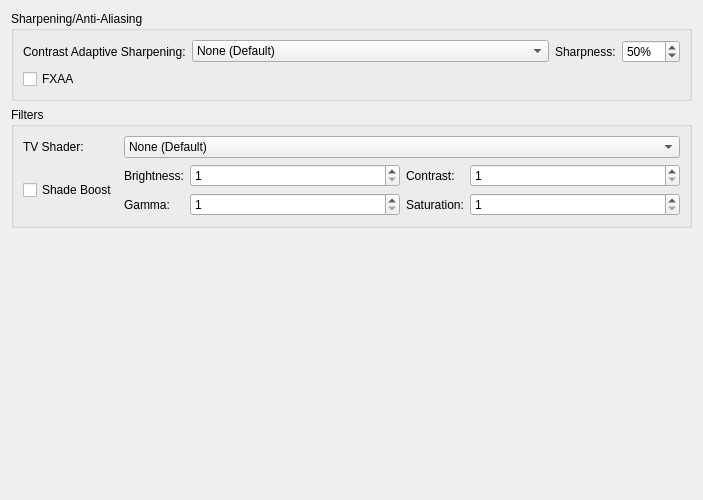
Qt form pcsx2-qt/Settings/PostProcessingSettingsWidget.ui (PCSX2/pcsx2) before a commit.
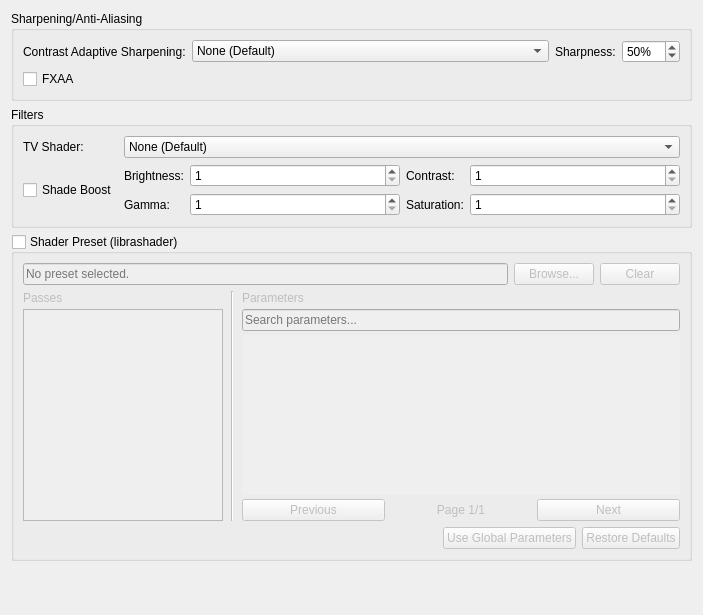
The same form after that commit.

Commit message: Qt: Librashader preset and parameters UI

```diff
--- a/pcsx2-qt/Settings/PostProcessingSettingsWidget.ui
+++ b/pcsx2-qt/Settings/PostProcessingSettingsWidget.ui
@@ -7,7 +7,7 @@
     <x>0</x>
     <y>0</y>
     <width>703</width>
-    <height>500</height>
+    <height>615</height>
    </rect>
   </property>
   <property name="windowTitle">
@@ -250,6 +250,249 @@
      </layout>
     </widget>
    </item>
+   <item>
+    <widget class="QGroupBox" name="librashaderGroup">
+     <property name="title">
+      <string>Shader Preset (librashader)</string>
+     </property>
+     <property name="checkable">
+      <bool>true</bool>
+     </property>
+     <property name="checked">
+      <bool>false</bool>
+     </property>
+     <layout class="QVBoxLayout" name="librashaderOuterLayout">
+      <property name="spacing">
+       <number>6</number>
+      </property>
+      <item>
+       <layout class="QHBoxLayout" name="librashaderLayout">
+        <item>
+         <widget class="QLineEdit" name="librashaderPreset">
+          <property name="placeholderText">
+           <string>No preset selected.</string>
+          </property>
+         </widget>
+        </item>
+        <item>
+         <widget class="QPushButton" name="librashaderBrowse">
+          <property name="text">
+           <string>Browse...</string>
+          </property>
+         </widget>
+        </item>
+        <item>
+         <widget class="QPushButton" name="librashaderClear">
+          <property name="text">
+           <string>Clear</string>
+          </property>
+         </widget>
+        </item>
+       </layout>
+      </item>
+      <item>
+       <layout class="QHBoxLayout" name="librashaderContentLayout" stretch="0,0,1">
+        <property name="spacing">
+         <number>8</number>
+        </property>
+        <item>
+         <layout class="QVBoxLayout" name="librashaderPassesColumn">
+          <property name="spacing">
+           <number>4</number>
+          </property>
+          <item>
+           <widget class="QLabel" name="librashaderPassesSectionLabel">
+            <property name="text">
+             <string>Passes</string>
+            </property>
+           </widget>
+          </item>
+          <item>
+           <widget class="QListWidget" name="librashaderPassList">
+            <property name="sizePolicy">
+             <sizepolicy hsizetype="Preferred" vsizetype="Expanding">
+              <horstretch>0</horstretch>
+              <verstretch>0</verstretch>
+             </sizepolicy>
+            </property>
+            <property name="minimumSize">
+             <size>
+              <width>140</width>
+              <height>60</height>
+             </size>
+            </property>
+            <property name="maximumSize">
+             <size>
+              <width>200</width>
+              <height>16777215</height>
+             </size>
+            </property>
+            <property name="alternatingRowColors">
+             <bool>true</bool>
+            </property>
+            <property name="selectionMode">
+             <enum>QAbstractItemView::SelectionMode::SingleSelection</enum>
+            </property>
+           </widget>
+          </item>
+         </layout>
+        </item>
+        <item>
+         <widget class="QFrame" name="librashaderSeparator">
+          <property name="frameShape">
+           <enum>QFrame::Shape::VLine</enum>
+          </property>
+          <property name="frameShadow">
+           <enum>QFrame::Shadow::Sunken</enum>
+          </property>
+         </widget>
+        </item>
+        <item>
+         <layout class="QVBoxLayout" name="librashaderParamsColumn">
+          <property name="spacing">
+           <number>4</number>
+          </property>
+          <item>
+           <widget class="QLabel" name="librashaderParametersSectionLabel">
+            <property name="text">
+             <string>Parameters</string>
+            </property>
+           </widget>
+          </item>
+          <item>
+           <widget class="QLineEdit" name="librashaderParamSearch">
+            <property name="placeholderText">
+             <string>Search parameters...</string>
+            </property>
+            <property name="clearButtonEnabled">
+             <bool>true</bool>
+            </property>
+           </widget>
+          </item>
+          <item>
+           <widget class="QScrollArea" name="librashaderParamsScrollArea">
+            <property name="sizePolicy">
+             <sizepolicy hsizetype="Expanding" vsizetype="Expanding">
+              <horstretch>0</horstretch>
+              <verstretch>0</verstretch>
+             </sizepolicy>
+            </property>
+            <property name="minimumSize">
+             <size>
+              <width>0</width>
+              <height>160</height>
+             </size>
+            </property>
+            <property name="frameShape">
+             <enum>QFrame::Shape::NoFrame</enum>
+            </property>
+            <property name="verticalScrollBarPolicy">
+             <enum>Qt::ScrollBarPolicy::ScrollBarAsNeeded</enum>
+            </property>
+            <property name="horizontalScrollBarPolicy">
+             <enum>Qt::ScrollBarPolicy::ScrollBarAlwaysOff</enum>
+            </property>
+            <property name="widgetResizable">
+             <bool>true</bool>
+            </property>
+            <widget class="QWidget" name="librashaderParamsContainer">
+             <property name="geometry">
+              <rect>
+               <x>0</x>
+               <y>0</y>
+               <width>436</width>
+               <height>160</height>
+              </rect>
+             </property>
+             <layout class="QVBoxLayout" name="librashaderParamsLayout">
+              <property name="spacing">
+               <number>4</number>
+              </property>
+              <property name="leftMargin">
+               <number>8</number>
+              </property>
+              <property name="topMargin">
+               <number>4</number>
+              </property>
+              <property name="rightMargin">
+               <number>8</number>
+              </property>
+              <property name="bottomMargin">
+               <number>4</number>
+              </property>
+             </layout>
+            </widget>
+           </widget>
+          </item>
+          <item>
+           <layout class="QHBoxLayout" name="librashaderParamsPagerLayout">
+            <item>
+             <widget class="QPushButton" name="librashaderPrevPage">
+              <property name="text">
+               <string>Previous</string>
+              </property>
+             </widget>
+            </item>
+            <item>
+             <widget class="QLabel" name="librashaderPageLabel">
+              <property name="text">
+               <string>Page 1/1</string>
+              </property>
+              <property name="alignment">
+               <set>Qt::AlignmentFlag::AlignCenter</set>
+              </property>
+             </widget>
+            </item>
+            <item>
+             <widget class="QPushButton" name="librashaderNextPage">
+              <property name="text">
+               <string>Next</string>
+              </property>
+             </widget>
+            </item>
+           </layout>
+          </item>
+         </layout>
+        </item>
+       </layout>
+      </item>
+      <item>
+       <layout class="QHBoxLayout" name="librashaderFooterLayout">
+        <item>
+         <spacer name="librashaderFooterSpacer">
+          <property name="orientation">
+           <enum>Qt::Orientation::Horizontal</enum>
+          </property>
+          <property name="sizeHint" stdset="0">
+           <size>
+            <width>40</width>
+            <height>20</height>
+           </size>
+          </property>
+         </spacer>
+        </item>
+        <item>
+         <widget class="QPushButton" name="librashaderUseGlobalParams">
+          <property name="visible">
+           <bool>false</bool>
+          </property>
+          <property name="text">
+           <string>Use Global Parameters</string>
+          </property>
+         </widget>
+        </item>
+        <item>
+         <widget class="QPushButton" name="librashaderRestoreDefaults">
+          <property name="text">
+           <string>Restore Defaults</string>
+          </property>
+         </widget>
+        </item>
+       </layout>
+      </item>
+     </layout>
+    </widget>
+   </item>
    <item>
     <spacer name="verticalSpacer">
      <property name="orientation">
```
Left out of the diff: 7 changed lines with no effect on the pictures. The commit also changes 2 other files.
